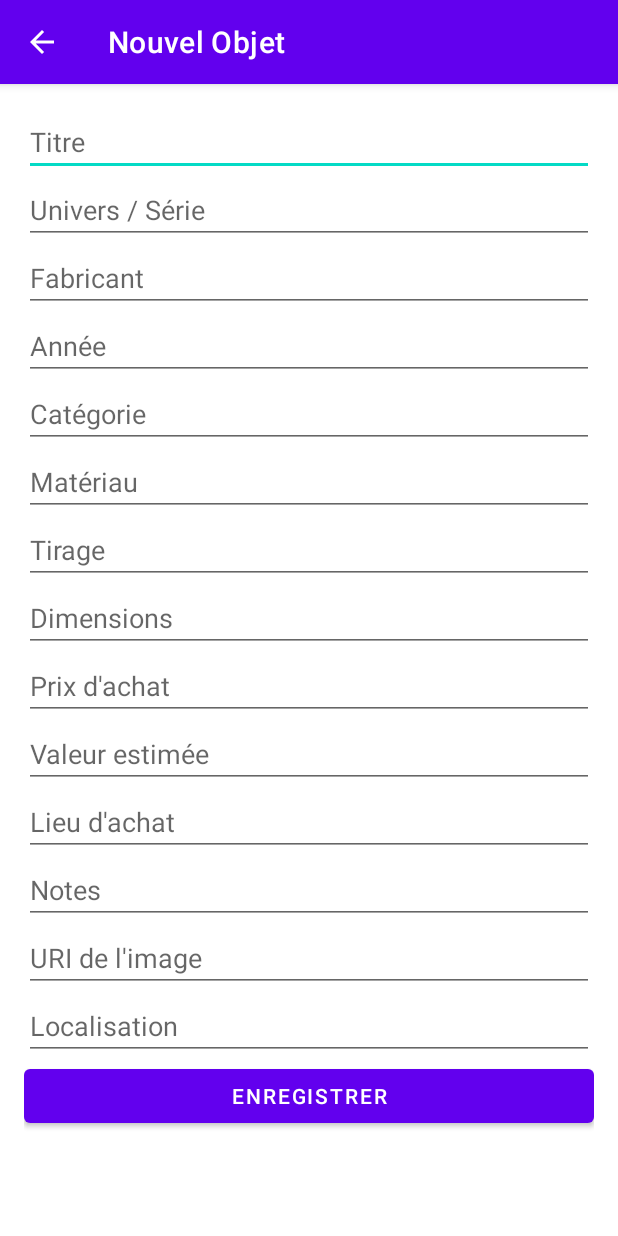
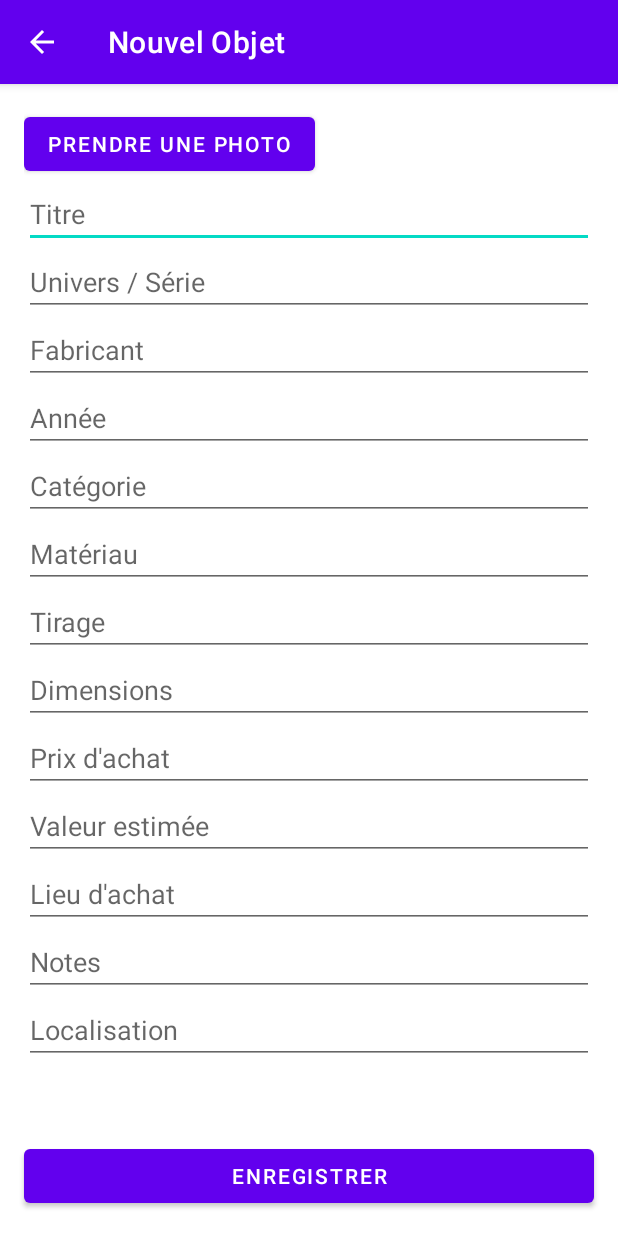
Before and after one commit to brunolambinbd-hue/chiefinventory, an Android app: the EditItemActivity screen opened directly, with no data from a screen before it, on a phone screen of 412 x 824 dp. Run offline under Robolectric (Android 15) with nearby library versions, the phone set to English and light mode, and no system bars.

Commit message:
Fix: Amélioration de l'ergonomie de l'écran d'édition

```diff
--- a/app/src/main/res/layout/activity_edit_item.xml
+++ b/app/src/main/res/layout/activity_edit_item.xml
@@ -1,5 +1,5 @@
 <?xml version="1.0" encoding="utf-8"?>
-<LinearLayout xmlns:android="http://schemas.android.com/apk/res/android"
+<RelativeLayout xmlns:android="http://schemas.android.com/apk/res/android"
     android:layout_width="match_parent"
     android:layout_height="match_parent"
     android:orientation="vertical">
@@ -12,15 +12,39 @@
         android:elevation="4dp"
         android:theme="@style/ThemeOverlay.AppCompat.Dark.ActionBar" />
 
+    <Button
+        android:id="@+id/btnSave"
+        android:layout_width="match_parent"
+        android:layout_height="wrap_content"
+        android:layout_alignParentBottom="true"
+        android:layout_margin="16dp"
+        android:text="Enregistrer" />
+
     <ScrollView
         android:layout_width="match_parent"
-        android:layout_height="match_parent">
+        android:layout_height="match_parent"
+        android:layout_above="@id/btnSave"
+        android:layout_below="@id/toolbar">
 
         <LinearLayout
             android:layout_width="match_parent"
             android:layout_height="wrap_content"
             android:orientation="vertical"
             android:padding="16dp">
+
+            <ImageView
+                android:id="@+id/image_preview"
+                android:layout_width="match_parent"
+                android:layout_height="200dp"
+                android:layout_marginBottom="16dp"
+                android:scaleType="centerCrop"
+                android:visibility="gone" />
+
+            <Button
+                android:id="@+id/btn_take_picture"
+                android:layout_width="wrap_content"
+                android:layout_height="wrap_content"
+                android:text="Prendre une photo" />
 
             <EditText
                 android:id="@+id/etTitle"
@@ -33,6 +57,12 @@
                 android:layout_width="match_parent"
                 android:layout_height="wrap_content"
                 android:hint="Univers / Série" />
+
+            <EditText
+                android:id="@+id/etImageUri"
+                android:layout_width="wrap_content"
+                android:layout_height="wrap_content"
+                android:visibility="gone" />
 
             <EditText
                 android:id="@+id/etFabricant"
@@ -98,24 +128,12 @@
                 android:hint="Notes" />
 
             <EditText
-                android:id="@+id/etImageUri"
-                android:layout_width="match_parent"
-                android:layout_height="wrap_content"
-                android:hint="URI de l'image" />
-
-            <EditText
                 android:id="@+id/etLocalisation"
                 android:layout_width="match_parent"
                 android:layout_height="wrap_content"
                 android:hint="Localisation" />
 
-            <Button
-                android:id="@+id/btnSave"
-                android:layout_width="match_parent"
-                android:layout_height="wrap_content"
-                android:text="Enregistrer" />
-
         </LinearLayout>
     </ScrollView>
 
-</LinearLayout>
+</RelativeLayout>
--- /dev/null
+++ b/app/src/main/res/xml/provider_paths.xml
@@ -0,0 +1,5 @@
+<?xml version="1.0" encoding="utf-8"?>
+<paths>
+    <!-- On donne la permission d'accéder au dossier cache de l'application -->
+    <cache-path name="my_images" path="." />
+</paths>
```
Also changed, not shown: app/src/main/AndroidManifest.xml (+15 -0 lines), app/src/main/java/com/example/parabdcollector/ui/EditItemActivity.kt (+52 -6 lines), app/src/main/java/com/example/parabdcollector/utils/ImageStorageHelper.kt (added, +22 -0 lines).
